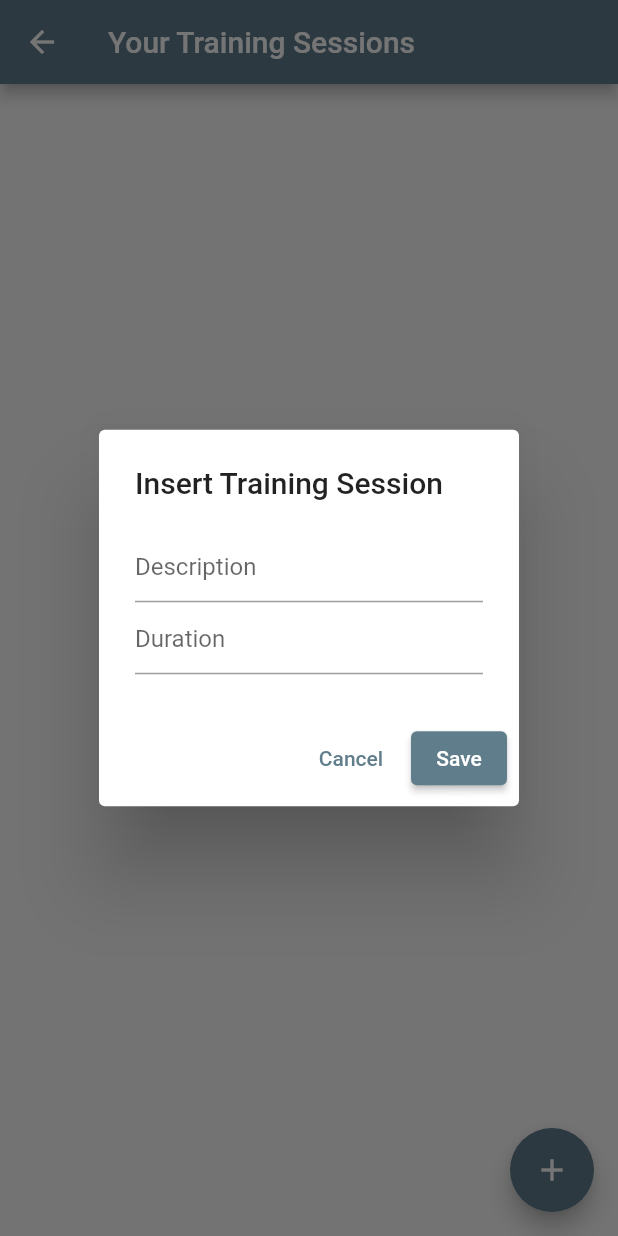
After one commit to BlazeTheGr8/Flutter-Training, a Flutter app: the SessionsScreen screen opened directly, after a tap on the "add" icon, on a phone screen of 412 x 824 dp. The commit adds this screen. Run offline on Flutter 3.47's test engine with Material 2 defaults, Android fonts, the phone set to English and light mode, and no system bars; our stand-ins replace shared_preferences; accounts and stored records are empty.

Commit message:
completed app

```diff
--- /dev/null
+++ b/lib/data/session.dart
@@ -0,0 +1,24 @@
+class Session {
+  int id = 0;
+  String date = '';
+  String description = '';
+  int duration = 0;
+
+  Session(this.id, this.date, this.description, this.duration);
+
+  Session.fromJson(Map<String, dynamic> sessionMap) {
+    id = sessionMap['id'] ?? 0;
+    date = sessionMap['date'] ?? '';
+    description = sessionMap['description'] ?? '';
+    duration = sessionMap['duration'] ?? 0;
+  }
+
+  Map<String, dynamic> toJson() {
+    return {
+      'id': id,
+      'date': date,
+      'description': description,
+      'duration': duration,
+    };
+  }
+}
--- /dev/null
+++ b/lib/data/sp_helper.dart
@@ -0,0 +1,42 @@
+import 'package:shared_preferences/shared_preferences.dart';
+import 'session.dart';
+import 'dart:convert';
+
+class SPHelper {
+  static late SharedPreferences prefs;
+
+  Future init() async {
+    prefs = await SharedPreferences.getInstance();
+  }
+
+  Future writeSession(Session session) async {
+    prefs.setString(session.id.toString(), json.encode(session.toJson()));
+  }
+
+  List<Session> getSessions() {
+    List<Session> sessions = [];
+    Set<String> keys = prefs.getKeys();
+    keys.forEach((String key) {
+      if (key != 'counter') {
+        Session session =
+            Session.fromJson(json.decode(prefs.getString(key) ?? ''));
+        sessions.add(session);
+      }
+    });
+    return sessions;
+  }
+
+  Future setCounter() async {
+    int counter = prefs.getInt('counter') ?? 0;
+    counter++;
+    await prefs.setInt('counter', counter);
+  }
+
+  int getCounter() {
+    return prefs.getInt('counter') ?? 0;
+  }
+
+  Future deleteSession(int id) async {
+    prefs.remove(id.toString());
+  }
+}
--- /dev/null
+++ b/lib/screens/sessions_screen.dart
@@ -0,0 +1,110 @@
+import 'package:flutter/material.dart';
+import '../data/sp_helper.dart';
+import '../data/session.dart';
+
+class SessionsScreen extends StatefulWidget {
+  const SessionsScreen({super.key});
+
+  @override
+  State<SessionsScreen> createState() => _SessionsScreenState();
+}
+
+class _SessionsScreenState extends State<SessionsScreen> {
+  List<Session> sessions = [];
+
+  final TextEditingController txtDescription = TextEditingController();
+  final TextEditingController txtDuration = TextEditingController();
+  final SPHelper helper = SPHelper();
+
+  @override
+  void initState() {
+    helper.init().then((value) => updateScreen());
+    super.initState();
+  }
+
+  @override
+  Widget build(BuildContext context) {
+    return Scaffold(
+      appBar: AppBar(title: const Text('Your Training Sessions')),
+      body: ListView(
+        children: getContent(),
+      ),
+      floatingActionButton: FloatingActionButton(
+        child: const Icon(Icons.add),
+        onPressed: () {
+          showSessionDialog(context);
+        },
+      ),
+    );
+  }
+
+  Future<dynamic> showSessionDialog(BuildContext context) async {
+    return showDialog(
+        context: context,
+        builder: (BuildContext context) {
+          return AlertDialog(
+            title: const Text('Insert Training Session'),
+            content: SingleChildScrollView(
+              child: Column(
+                children: [
+                  TextField(
+                    controller: txtDescription,
+                    decoration: const InputDecoration(hintText: 'Description '),
+                  ),
+                  TextField(
+                    controller: txtDuration,
+                    decoration: const InputDecoration(hintText: 'Duration '),
+                  ),
+                ],
+              ),
+            ),
+            actions: [
+              TextButton(
+                  onPressed: () {
+                    Navigator.pop(context);
+                    txtDescription.text = '';
+                    txtDuration.text = '';
+                  },
+                  child: const Text('Cancel')),
+              ElevatedButton(onPressed: saveSession, child: const Text('Save'))
+            ],
+          );
+        });
+  }
+
+  Future saveSession() async {
+    DateTime now = DateTime.now();
+    String today = '${now.year}-${now.month}-${now.day}';
+    int id = helper.getCounter() + 1;
+    Session newSession = Session(
+        id, today, txtDescription.text, int.tryParse(txtDuration.text) ?? 0);
+    helper
+        .writeSession(newSession)
+        .then((value) => {updateScreen(), helper.setCounter()});
+    txtDescription.text = '';
+    txtDuration.text = '';
+    Navigator.pop(context);
+  }
+
+  List<Widget> getContent() {
+    List<Widget> tiles = [];
+    sessions.forEach((session) {
+      tiles.add(Dismissible(
+        key: UniqueKey(),
+        onDismissed: (_) {
+          helper.deleteSession(session.id).then((value) => updateScreen());
+        },
+        child: ListTile(
+          title: Text(session.description),
+          subtitle: Text('${session.date} - duration: ${session.duration} min'),
+        ),
+      ));
+    });
+    return tiles;
+  }
+
+  void updateScreen() {
+    sessions = helper.getSessions();
+    setState(() {});
+  }
+}
--- a/lib/shared/menu_drawer.dart
+++ b/lib/shared/menu_drawer.dart
@@ -1,4 +1,5 @@
 import 'package:flutter/material.dart';
+import 'package:flutter_application_has_training/screens/sessions_screen.dart';
 import 'package:flutter_application_has_training/screens/weather_screen.dart';
 import '../screens/bmi_screen.dart';
 import '../screens/intro_screen.dart';
@@ -44,6 +45,9 @@ class MenuDrawer extends StatelessWidget {
             case 'Weather':
               screen = const WeatherScreen();
               break;
+            case 'Training':
+              screen = const SessionsScreen();
+              break;
             default:
           }
           Navigator.of(context).pop();
--- a/pubspec.yaml
+++ b/pubspec.yaml
@@ -40,6 +40,7 @@ dev_dependencies:
   flutter_test:
     sdk: flutter
   http: ^1.1.0
+  shared_preferences: ^2.2.0
 
   # The "flutter_lints" package below contains a set of recommended lints to
   # encourage good coding practices. The lint set provided by the package is
```
Also changed, not shown: pubspec.lock, 1 other file.
